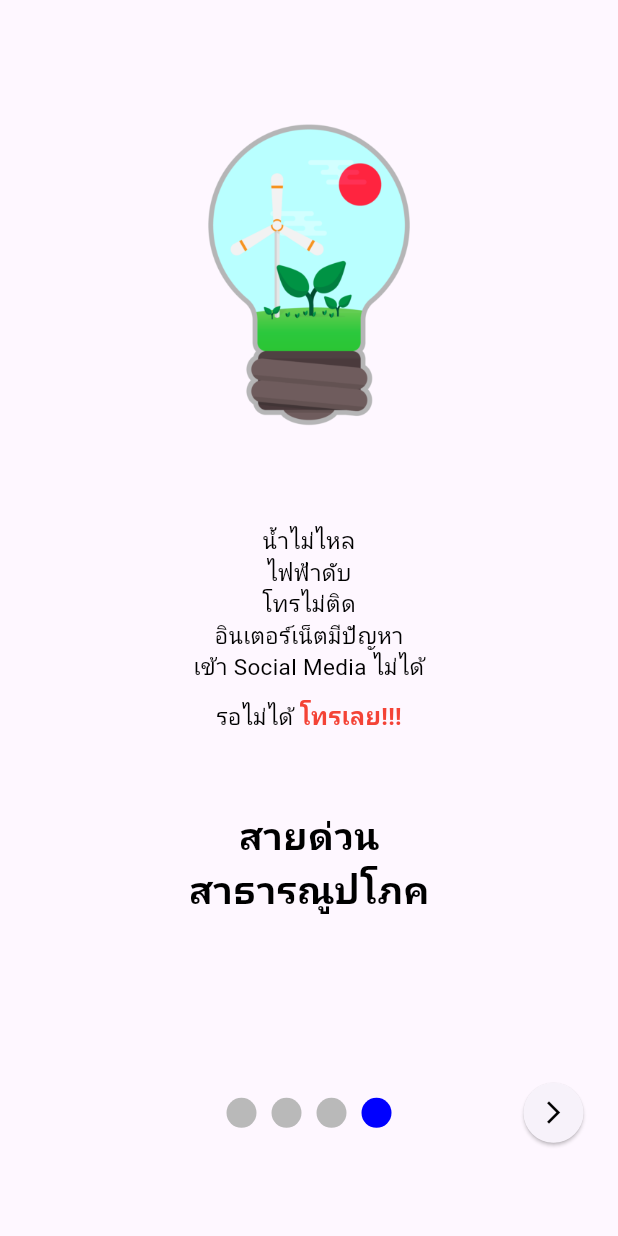
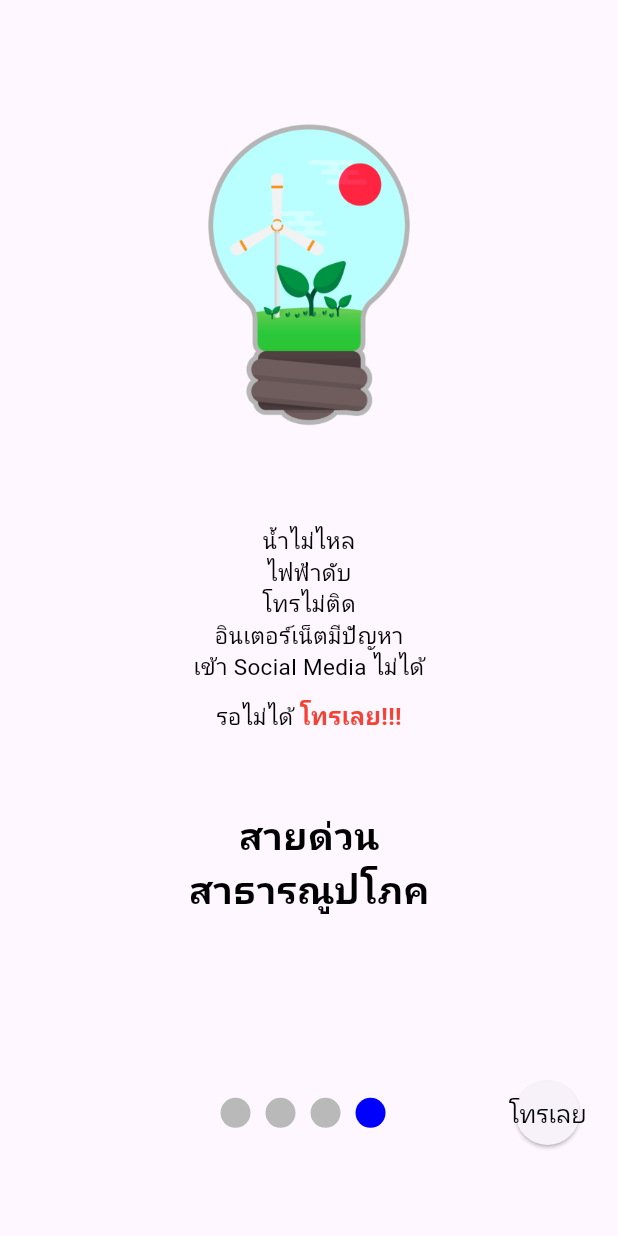
Before and after one commit to JEngHAng/thai_hotline_app, a Flutter app: the SubDIntriductionCallUI screen opened directly, on a phone screen of 412 x 824 dp. Run offline on Flutter 3.47's test engine with Material 3 defaults, Android fonts, the phone set to English and light mode, and no system bars; our stand-ins replace google_fonts; Roboto replaces fonts that are missing (Kanit).

Commit message:
SubDIntroduction เสร็จแล้ว แก้icon เป็นText

```diff
--- a/lib/views/sub_d_intriduction_call_ui.dart
+++ b/lib/views/sub_d_intriduction_call_ui.dart
@@ -151,9 +151,12 @@ class _SubDIntriductionCallUIState extends State<SubDIntriductionCallUI> {
                         shape: CircleBorder(),
                         padding: EdgeInsets.all(10),
                       ),
-                      child: Icon(
-                        Icons.arrow_forward_ios,
-                        color: const Color.fromARGB(255, 0, 0, 0),
+                      child: Text(
+                        "โทรเลย",
+                        style: TextStyle(
+                          fontSize: 16,
+                          color: Colors.black,
+                        ),
                       ),
                     ),
                   ],
```
